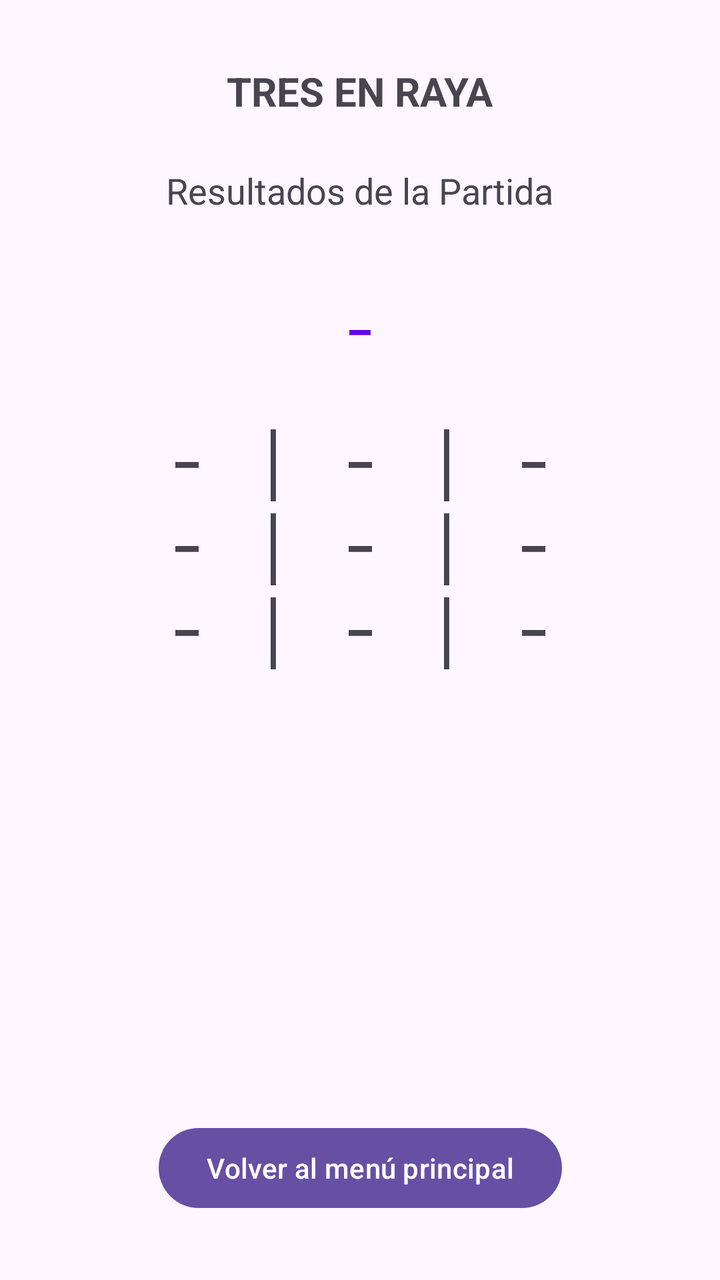
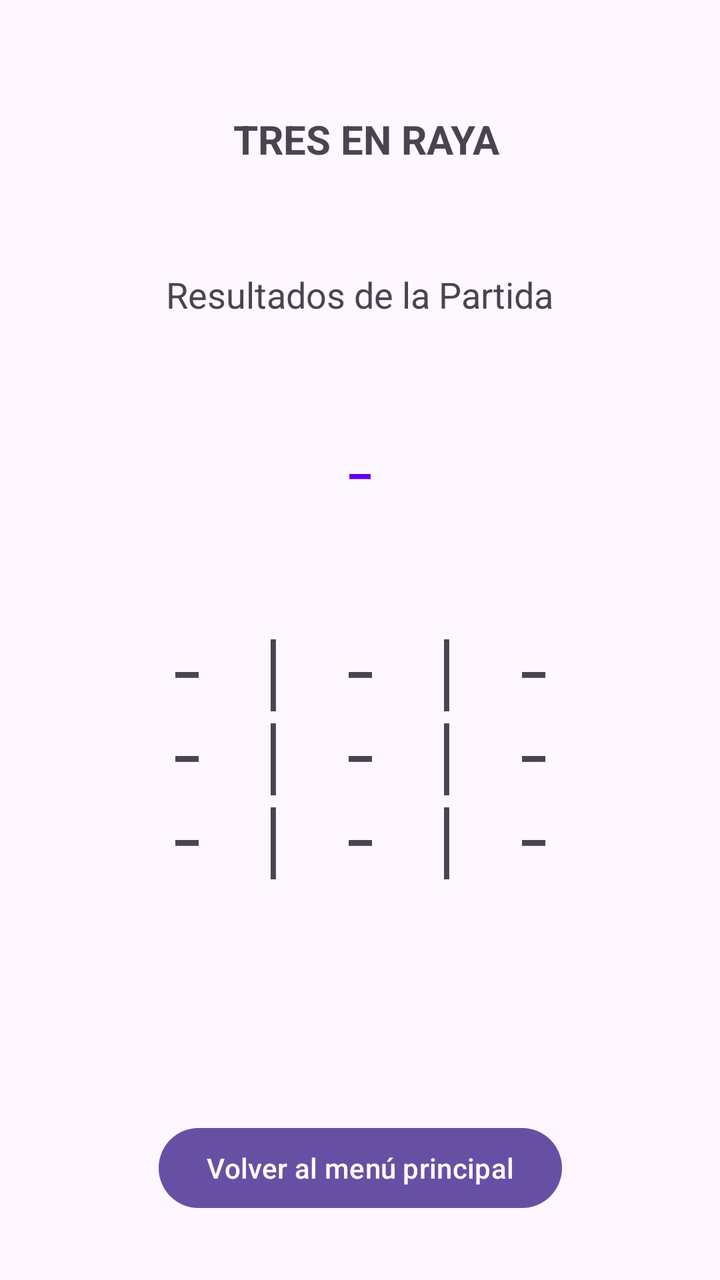

The first picture is an Android layout as it rendered before a commit; the second is the same layout after the commit. The layout source and the unified diff follow.
<!-- AndroidManifest.xml: application theme Theme.Tres_en_raya -->
<!-- res/layout/activity_resultado.xml -->
<?xml version="1.0" encoding="utf-8"?>
<androidx.constraintlayout.widget.ConstraintLayout xmlns:android="http://schemas.android.com/apk/res/android"
    xmlns:app="http://schemas.android.com/apk/res-auto"
    android:layout_width="match_parent"
    android:layout_height="match_parent">

    <TextView
        android:id="@+id/titulo"
        android:layout_width="wrap_content"
        android:layout_height="wrap_content"
        android:layout_marginTop="32dp"
        android:text="@string/titulo_juego"
        android:textSize="20sp"
        android:textStyle="bold"
        app:layout_constraintEnd_toEndOf="parent"
        app:layout_constraintStart_toStartOf="parent"
        app:layout_constraintTop_toTopOf="parent" />

    <TextView
        android:id="@+id/resultadosTitulo"
        android:layout_width="wrap_content"
        android:layout_height="wrap_content"
        android:layout_marginTop="24dp"
        android:text="Resultados de la Partida"
        android:textSize="18sp"
        app:layout_constraintEnd_toEndOf="parent"
        app:layout_constraintStart_toStartOf="parent"
        app:layout_constraintTop_toBottomOf="@+id/titulo" />

    <TextView
        android:id="@+id/resultado"
        android:layout_width="wrap_content"
        android:layout_height="wrap_content"
        android:layout_marginTop="32dp"
        android:text="_"
        android:textSize="24sp"
        android:textStyle="bold"
        android:textColor="#FF6200EE"
        app:layout_constraintEnd_toEndOf="parent"
        app:layout_constraintStart_toStartOf="parent"
        app:layout_constraintTop_toBottomOf="@+id/resultadosTitulo" />

    <TextView
        android:id="@+id/tableroFinal"
        android:layout_width="wrap_content"
        android:layout_height="wrap_content"
        android:layout_marginTop="32dp"
        android:typeface="monospace"
        android:textSize="36sp"
        android:text="- | - | -\n- | - | -\n- | - | -"
        android:gravity="center"
        app:layout_constraintEnd_toEndOf="parent"
        app:layout_constraintStart_toStartOf="parent"
        app:layout_constraintTop_toBottomOf="@+id/resultado" />

    <Button
        android:id="@+id/regresar"
        android:layout_width="wrap_content"
        android:layout_height="wrap_content"
        android:layout_marginBottom="32dp"
        android:text="Volver al menú principal"
        app:layout_constraintBottom_toBottomOf="parent"
        app:layout_constraintEnd_toEndOf="parent"
        app:layout_constraintStart_toStartOf="parent" />

</androidx.constraintlayout.widget.ConstraintLayout>
<!-- resources referenced by this layout -->
<resources>
  <string name="titulo_juego">TRES EN RAYA</string>
  <style name="Theme.Tres_en_raya" parent="Base.Theme.Tres_en_raya" />
  <style name="Base.Theme.Tres_en_raya" parent="Theme.Material3.DayNight.NoActionBar">
          
          
      </style>
</resources>

<!-- the commit's change to res/layout/activity_resultado.xml (unified diff, before → after) -->
@@ -1,6 +1,7 @@
 <?xml version="1.0" encoding="utf-8"?>
 <androidx.constraintlayout.widget.ConstraintLayout xmlns:android="http://schemas.android.com/apk/res/android"
     xmlns:app="http://schemas.android.com/apk/res-auto"
+    xmlns:tools="http://schemas.android.com/tools"
     android:layout_width="match_parent"
     android:layout_height="match_parent">
 
@@ -8,19 +9,19 @@
         android:id="@+id/titulo"
         android:layout_width="wrap_content"
         android:layout_height="wrap_content"
-        android:layout_marginTop="32dp"
+        android:layout_marginTop="56dp"
+        android:layout_marginEnd="27dp"
         android:text="@string/titulo_juego"
         android:textSize="20sp"
         android:textStyle="bold"
-        app:layout_constraintEnd_toEndOf="parent"
-        app:layout_constraintStart_toStartOf="parent"
+        app:layout_constraintEnd_toEndOf="@+id/resultadosTitulo"
         app:layout_constraintTop_toTopOf="parent" />
 
     <TextView
         android:id="@+id/resultadosTitulo"
         android:layout_width="wrap_content"
         android:layout_height="wrap_content"
-        android:layout_marginTop="24dp"
+        android:layout_marginTop="52dp"
         android:text="Resultados de la Partida"
         android:textSize="18sp"
         app:layout_constraintEnd_toEndOf="parent"
@@ -31,11 +32,11 @@
         android:id="@+id/resultado"
         android:layout_width="wrap_content"
         android:layout_height="wrap_content"
-        android:layout_marginTop="32dp"
+        android:layout_marginTop="52dp"
         android:text="_"
+        android:textColor="#FF6200EE"
         android:textSize="24sp"
         android:textStyle="bold"
-        android:textColor="#FF6200EE"
         app:layout_constraintEnd_toEndOf="parent"
         app:layout_constraintStart_toStartOf="parent"
         app:layout_constraintTop_toBottomOf="@+id/resultadosTitulo" />
@@ -44,11 +45,11 @@
         android:id="@+id/tableroFinal"
         android:layout_width="wrap_content"
         android:layout_height="wrap_content"
-        android:layout_marginTop="32dp"
+        android:layout_marginTop="65dp"
+        android:gravity="center"
+        android:text="- | - | -\n- | - | -\n- | - | -"
+        android:textSize="36sp"
         android:typeface="monospace"
-        android:textSize="36sp"
-        android:text="- | - | -\n- | - | -\n- | - | -"
-        android:gravity="center"
         app:layout_constraintEnd_toEndOf="parent"
         app:layout_constraintStart_toStartOf="parent"
         app:layout_constraintTop_toBottomOf="@+id/resultado" />
